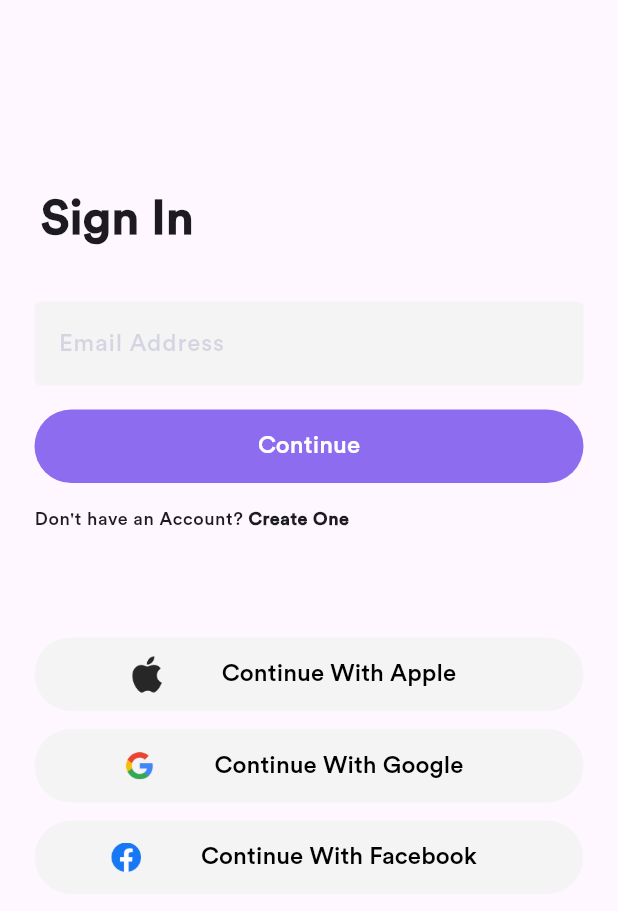
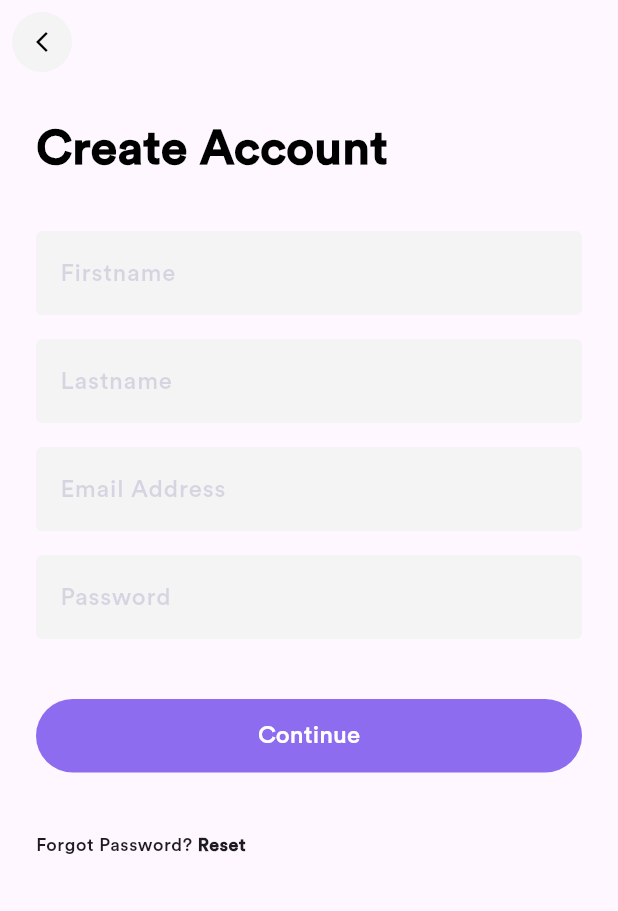
Before and after one commit to Tu2525/LinkFlutterEcommerceApp, a Flutter app: the screen it shows after launch, after a tap on "Create One", on a phone screen of 412 x 824 dp. Shown: the top 911 px of the screen. Run offline on Flutter 3.47's test engine with Material 3 defaults, Android fonts, the phone set to English and light mode, and no system bars; our stand-ins replace animated_text_kit.

Commit message:
Added sign up screen, and updated navigation for sign_in_screen

```diff
--- /dev/null
+++ b/lib/screens/create_account_screen.dart
@@ -0,0 +1,101 @@
+import 'package:flutter/material.dart';
+import 'package:link_flutter_ecommerce_app/screens/reset_password%20screen.dart';
+import 'package:link_flutter_ecommerce_app/widgets/continue_button.dart';
+import 'package:link_flutter_ecommerce_app/widgets/custom_back_icon.dart';
+import 'package:link_flutter_ecommerce_app/widgets/custom_text_field.dart';
+
+class CreateAccountScreen extends StatelessWidget {
+  CreateAccountScreen({super.key});
+
+  final emailController = TextEditingController();
+  final firstnameController = TextEditingController();
+  final lastnameController = TextEditingController();
+  final passwordController = TextEditingController();
+
+  @override
+  Widget build(BuildContext context) {
+    return Scaffold(
+      appBar: AppBar(
+        automaticallyImplyLeading: false,
+        leading: const Padding(
+          padding: EdgeInsets.all(8.0),
+          child: CustomIcon(),
+        ),
+      ),
+      body: SingleChildScrollView(
+        child: Padding(
+          padding: const EdgeInsets.symmetric(horizontal: 24.0),
+          child: Column(
+            crossAxisAlignment: CrossAxisAlignment.start,
+
+            children: [
+              const SizedBox(height: 20),
+              const Text(
+                "Create Account",
+                style: TextStyle(
+                  fontSize: 32,
+                  fontWeight: FontWeight.bold,
+                  color: Colors.black,
+                ),
+              ),
+              const SizedBox(height: 32),
+              CustomTextField(
+                emailController: firstnameController,
+                isPassword: false,
+                hint: "Firstname",
+              ),
+              const SizedBox(height: 16),
+              CustomTextField(
+                emailController: lastnameController,
+                isPassword: false,
+                hint: "Lastname",
+              ),
+              const SizedBox(height: 16),
+              CustomTextField(
+                emailController: emailController,
+                isPassword: false,
+                hint: "Email Address",
+              ),
+              const SizedBox(height: 16),
+              CustomTextField(
+                emailController: passwordController,
+                isPassword: true,
+                hint: "Password",
+              ),
+              const SizedBox(height: 40),
+              ContinueButton(onPressed: (){}),
+              const SizedBox(height: 40,),
+              Row(
+                children: [
+                  Text(
+                    'Forgot Password?',
+                    style: Theme.of(
+                      context,
+                    ).textTheme.bodySmall?.copyWith(fontFamily: 'Circular'),
+                  ),
+                  GestureDetector(
+                    onTap: () {
+                  Navigator.push(
+                    context,
+                    MaterialPageRoute(
+                      builder: (context) => const ResetPassword(),
+                    ),
+                  );
+                },
+                    child: Text(
+                      ' Reset',
+                      style: Theme.of(context).textTheme.bodySmall?.copyWith(
+                        fontWeight: FontWeight.bold,
+                        fontFamily: 'Circular',
+                      ),
+                    ),
+                  ),
+                ],
+              ),
+            ],
+          ),
+        ),
+      ),
+    );
+  }
+}
--- a/lib/screens/sign_in_screen.dart
+++ b/lib/screens/sign_in_screen.dart
@@ -3,6 +3,7 @@ import 'package:link_flutter_ecommerce_app/screens/password_screen.dart';
 import 'package:link_flutter_ecommerce_app/widgets/continue_button.dart';
 import 'package:link_flutter_ecommerce_app/widgets/custom_text_field.dart';
 import 'package:link_flutter_ecommerce_app/widgets/signin_with_button.dart';
+import 'create_account_screen.dart';
 
 class SignInScreen extends StatelessWidget {
   const SignInScreen({super.key});
@@ -57,7 +58,14 @@ class SignInScreen extends StatelessWidget {
                     ).textTheme.bodySmall?.copyWith(fontFamily: 'Circular'),
                   ),
                   GestureDetector(
-                    onTap: () {},
+                    onTap: () {
+                  Navigator.push(
+                    context,
+                    MaterialPageRoute(
+                      builder: (context) => CreateAccountScreen(),
+                    ),
+                  );
+                },
                     child: Text(
                       ' Create One',
                       style: Theme.of(context).textTheme.bodySmall?.copyWith(
```
Also changed, not shown: 2 other files.
